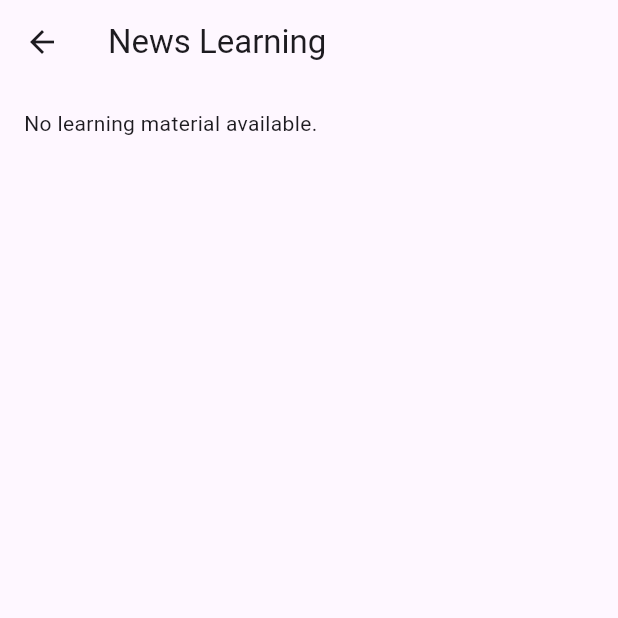
After one commit to TRY-growth/FE, a Flutter app: the NewsLearningView screen opened by its route, on a phone screen of 412 x 824 dp, the top half of it. The commit adds this screen. Run offline on Flutter 3.47's test engine with Material 3 defaults, Android fonts, the phone set to English and light mode, and no system bars; statements that could not run were skipped.

Commit message:
Implement News View with sample data and navigation bar

```diff
--- a/try_app/lib/main.dart
+++ b/try_app/lib/main.dart
@@ -1,9 +1,14 @@
 import 'package:flutter/material.dart';
 import 'package:provider/provider.dart';
+
 import 'src/view/auth/login_view.dart';
 import 'src/view/auth/signup_view.dart';
 import 'src/view/home/home_view.dart';
+import 'src/view/news/news_detail_view.dart';
+import 'src/view/news/news_learning_view.dart';
 import 'src/view/news/news_list_view.dart';
+import 'src/view/test/common/feedback_view.dart';
+import 'src/view/test/common/loading_view.dart';
 import 'src/view/test/task1/task1_view.dart';
 import 'src/view/test/task2/task2_view.dart';
 import 'src/view/test/task3/task3_view.dart';
@@ -42,7 +47,11 @@ class MyApp extends StatelessWidget {
         '/': (context) => LoginView(),
         '/signup': (context) => SignupView(),
         '/home': (context) => HomeView(),
-        // '/news': (context) => NewsListView(),
+        '/news': (context) => NewsListView(),
+        '/news_detail': (context) => NewsDetailView(),
+        '/loading': (context) => LoadingView(),
+        '/news_learning': (context) => NewsLearningView(),
+        '/feedback': (context) => FeedbackView(),
         '/test': (context) => TaskSelectionView(),
         '/user': (context) => UserView(),
         '/profile': (context) => ProfileView(),
--- /dev/null
+++ b/try_app/lib/src/view/news/news_learning_view.dart
@@ -0,0 +1,55 @@
+import 'package:flutter/material.dart';
+
+class NewsLearningView extends StatelessWidget {
+  @override
+  Widget build(BuildContext context) {
+    final args =
+        ModalRoute.of(context)?.settings.arguments as Map<String, dynamic>?;
+    final newsDetails = args?['newsDetails'] as Map<String, String>?;
+    final question = args?['question'] as String?;
+
+    void _submitAnswer() {
+      Navigator.of(context).pushNamed('/loading', arguments: {
+        'onComplete': (feedback) {
+          Navigator.of(context).pushNamed('/feedback', arguments: feedback);
+        },
+      });
+    }
+
+    return Scaffold(
+      appBar: AppBar(
+        title: Text("News Learning"),
+      ),
+      body: Padding(
+        padding: EdgeInsets.all(16.0),
+        child: Column(
+          crossAxisAlignment: CrossAxisAlignment.start,
+          children: [
+            if (newsDetails != null && question != null) ...[
+              Text(newsDetails['content']!, style: TextStyle(fontSize: 16)),
+              SizedBox(height: 20),
+              Text("Based on the news, please answer the following question:",
+                  style: TextStyle(fontSize: 18, fontWeight: FontWeight.bold)),
+              SizedBox(height: 8),
+              Text(question),
+              TextField(
+                maxLines: 5,
+                decoration: InputDecoration(
+                  border: OutlineInputBorder(),
+                  hintText: 'Your response',
+                ),
+              ),
+              SizedBox(height: 20),
+              ElevatedButton(
+                onPressed: _submitAnswer,
+                child: Text("Submit"),
+              ),
+            ] else ...[
+              Text("No learning material available."),
+            ],
+          ],
+        ),
+      ),
+    );
+  }
+}
```
Also changed, not shown: try_app/lib/src/view/news/news_detail_view.dart (added, +51 -0 lines), try_app/lib/src/view/news/news_list_view.dart (+57 -1 lines).
